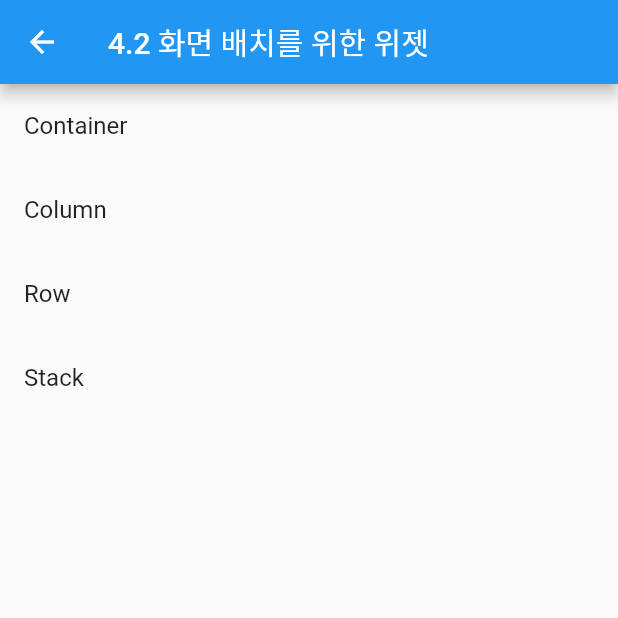
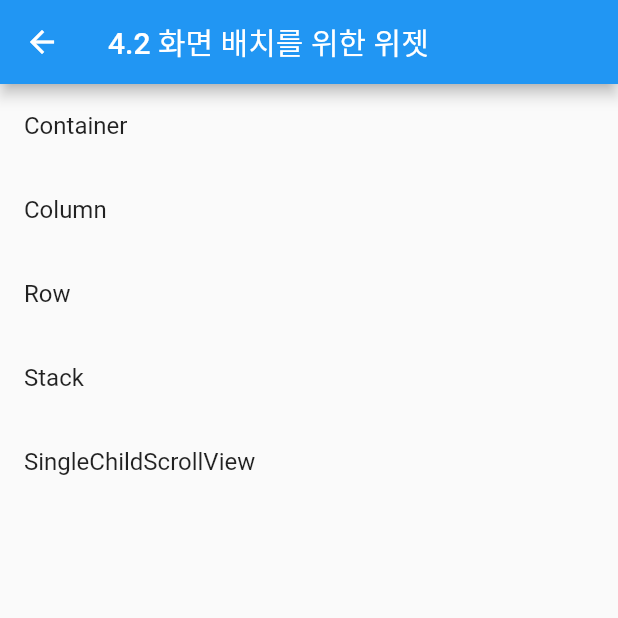
Before and after one commit to karais89/flutter_survival_coding, a Flutter app: the MultiMenu screen opened directly, on a phone screen of 412 x 824 dp, the top half of it. Run offline on Flutter 3.47's test engine with Material 2 defaults, Android fonts, the phone set to English and light mode, and no system bars.

```diff
--- a/chapter04/lib/multi/multi_menu.dart
+++ b/chapter04/lib/multi/multi_menu.dart
@@ -1,6 +1,7 @@
 import 'package:chapter04/multi/column_page.dart';
 import 'package:chapter04/multi/container_page.dart';
 import 'package:chapter04/multi/row_page.dart';
+import 'package:chapter04/multi/single_child_scroll_view_page.dart';
 import 'package:chapter04/multi/stack_page.dart';
 import 'package:flutter/material.dart';
 
@@ -29,6 +30,10 @@ class MultiMenu extends StatelessWidget {
             title: 'Stack',
             page: StackPage(),
           ),
+          MyListTile(
+            title: 'SingleChildScrollView',
+            page: SingleChildScrollViewPage(),
+          ),
         ],
       ),
     );
```
Also changed, not shown: chapter04/lib/multi/single_child_scroll_view_page.dart (added, +18 -0 lines).
